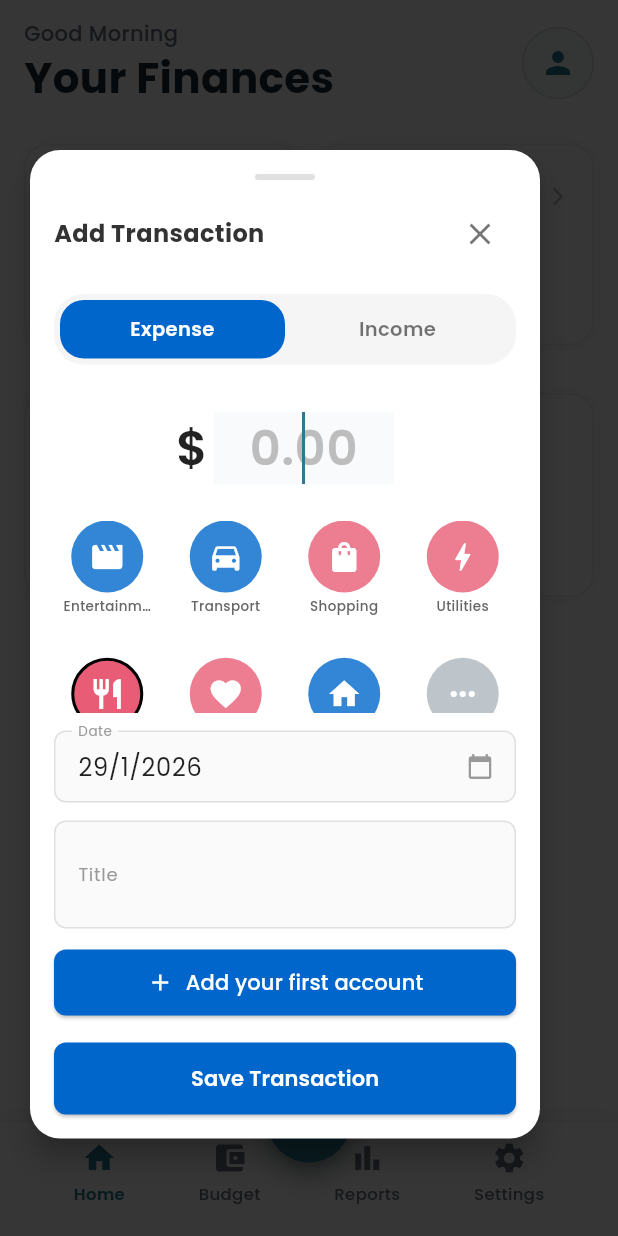
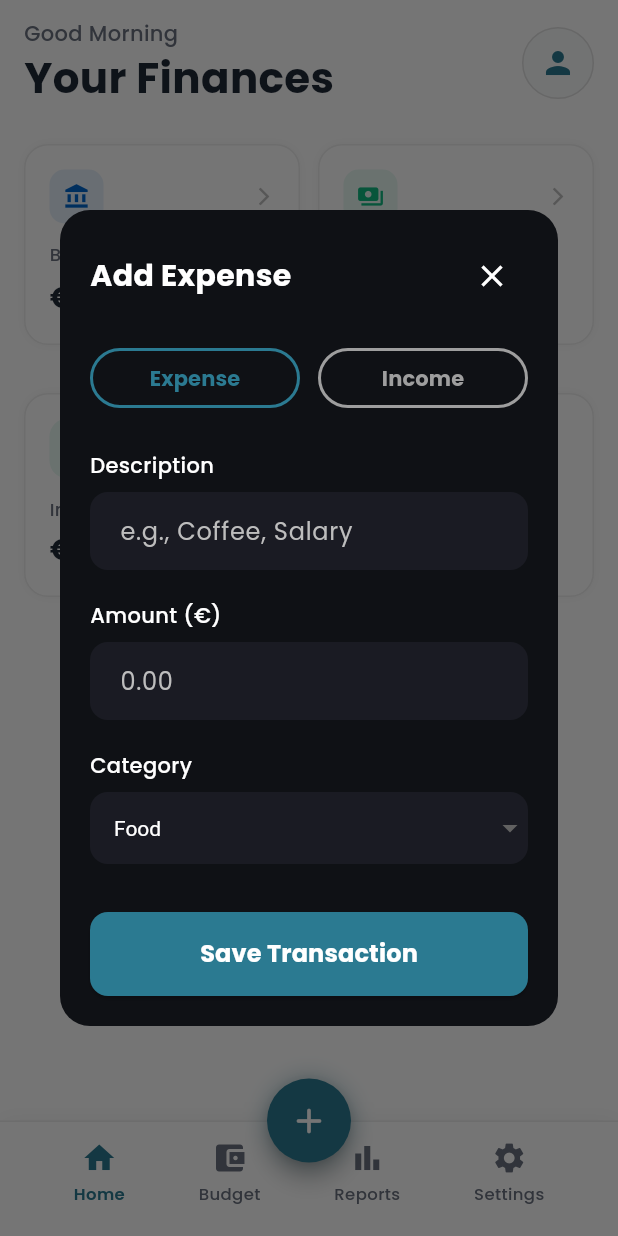
Before and after one commit to shakelz/daily_expense_tracker, a Flutter app: the screen it shows after launch, after a tap on the "add" icon, on a phone screen of 412 x 824 dp. Run offline on Flutter 3.47's test engine with Material 3 defaults, Android fonts, the phone set to English and light mode, and no system bars; our stand-ins replace csv, file_picker, fl_chart, flutter_local_notifications, google_fonts, local_auth and 3 more; missing offline and left inert: workmanager; accounts and stored records are empty.

Commit message:
Add floating transaction bubble overlay with automatic lifecycle management

```diff
--- /dev/null
+++ b/lib/bubble_overlay.dart
@@ -0,0 +1,328 @@
+import 'package:flutter/material.dart';
+import 'package:google_fonts/google_fonts.dart';
+
+import 'models/expense_entry.dart';
+import 'services/database_helper.dart';
+
+/// Transaction form that can appear as a popup or floating form
+class TransactionBubbleForm extends StatefulWidget {
+  final bool showAsSheet;
+
+  const TransactionBubbleForm({
+    super.key,
+    this.showAsSheet = false,
+  });
+
+  @override
+  State<TransactionBubbleForm> createState() => _TransactionBubbleFormState();
+}
+
+class _TransactionBubbleFormState extends State<TransactionBubbleForm> {
+  final _titleController = TextEditingController();
+  final _amountController = TextEditingController();
+  bool _isIncome = false;
+  String _selectedCategory = 'Food';
+
+  List<String> get _incomeCategories =>
+      ['Salary', 'Freelance', 'Investment', 'Gift', 'Other'];
+
+  List<String> get _expenseCategories =>
+      ['Food', 'Rent', 'Transport', 'Shopping', 'Utilities', 'Other'];
+
+  List<String> get _currentCategories =>
+      _isIncome ? _incomeCategories : _expenseCategories;
+
+  @override
+  void initState() {
+    super.initState();
+    _selectedCategory = _expenseCategories.first;
+  }
+
+  @override
+  void dispose() {
+    _titleController.dispose();
+    _amountController.dispose();
+    super.dispose();
+  }
+
+  void _toggleTransactionType() {
+    setState(() {
+      _isIncome = !_isIncome;
+      _selectedCategory = _currentCategories.first;
+    });
+  }
+
+  Future<void> _handleSave() async {
+    if (_titleController.text.isEmpty || _amountController.text.isEmpty) {
+      _showErrorSnackbar('Please fill in all fields');
+      return;
+    }
+
+    try {
+      final amount = double.parse(_amountController.text);
+      final transaction = ExpenseEntry(
+        id: null,
+        title: _titleController.text,
+        amount: amount,
+        category: _selectedCategory,
+        date: DateTime.now(),
+        isIncome: _isIncome,
+      );
+
+      await DatabaseHelper().insertTransaction(transaction);
+
+      debugPrint(
+        '=== TRANSACTION ADDED FROM BUBBLE ===\n'
+        'Title: ${transaction.title}\n'
+        'Amount: €${transaction.amount.toStringAsFixed(2)}\n'
+        'Category: ${transaction.category}\n'
+        'Type: ${_isIncome ? 'Income' : 'Expense'}\n'
+        '====================================\n',
+      );
+
+      _showSuccessSnackbar('Transaction added successfully!');
+      _clearForm();
+      Navigator.pop(context);
+    } catch (e) {
+      _showErrorSnackbar('Invalid amount. Please enter a valid number.');
+    }
+  }
+
+  void _clearForm() {
+    _titleController.clear();
+    _amountController.clear();
+    _isIncome = false;
+    _selectedCategory = _expenseCategories.first;
+  }
+
+  void _showErrorSnackbar(String message) {
+    ScaffoldMessenger.of(context).showSnackBar(
+      SnackBar(
+        content: Text(message),
+        backgroundColor: Colors.red.shade600,
+        duration: const Duration(seconds: 2),
+      ),
+    );
+  }
+
+  void _showSuccessSnackbar(String message) {
+    ScaffoldMessenger.of(context).showSnackBar(
+      SnackBar(
+        content: Text(message),
+        backgroundColor: Colors.green.shade600,
+        duration: const Duration(seconds: 2),
+      ),
+    );
+  }
+
+  @override
+  Widget build(BuildContext context) {
+    const Color primaryTeal = Color(0xFF2B7A91);
+    const Color darkBg = Color(0xFF0F1115);
+    const Color surfaceColor = Color(0xFF1A1B23);
+
+    return Dialog(
+      backgroundColor: darkBg,
+      shape: RoundedRectangleBorder(
+        borderRadius: BorderRadius.circular(20),
+      ),
+      child: SingleChildScrollView(
+        padding: const EdgeInsets.all(20),
+        child: Column(
+          mainAxisSize: MainAxisSize.min,
+          crossAxisAlignment: CrossAxisAlignment.start,
+          children: [
+            // Header
+            Row(
+              mainAxisAlignment: MainAxisAlignment.spaceBetween,
+              children: [
+                Text(
+                  _isIncome ? 'Add Income' : 'Add Expense',
+                  style: GoogleFonts.poppins(
+                    color: Colors.white,
+                    fontSize: 20,
+                    fontWeight: FontWeight.bold,
+                  ),
+                ),
+                IconButton(
+                  icon: const Icon(Icons.close, color: Colors.white),
+                  onPressed: () => Navigator.pop(context),
+                ),
+              ],
+            ),
+            const SizedBox(height: 20),
+
+            // Transaction Type Toggle
+            Row(
+              children: [
+                Expanded(
+                  child: OutlinedButton(
+                    onPressed: () {
+                      if (_isIncome) _toggleTransactionType();
+                    },
+                    style: OutlinedButton.styleFrom(
+                      side: BorderSide(
+                        color: !_isIncome ? primaryTeal : Colors.grey,
+                        width: 2,
+                      ),
+                    ),
+                    child: Text(
+                      'Expense',
+                      style: TextStyle(
+                        color: !_isIncome ? primaryTeal : Colors.grey,
+                        fontWeight: FontWeight.bold,
+                      ),
+                    ),
+                  ),
+                ),
+                const SizedBox(width: 12),
+                Expanded(
+                  child: OutlinedButton(
+                    onPressed: () {
+                      if (!_isIncome) _toggleTransactionType();
+                    },
+                    style: OutlinedButton.styleFrom(
+                      side: BorderSide(
+                        color: _isIncome ? primaryTeal : Colors.grey,
+                        width: 2,
+                      ),
+                    ),
+                    child: Text(
+                      'Income',
+                      style: TextStyle(
+                        color: _isIncome ? primaryTeal : Colors.grey,
+                        fontWeight: FontWeight.bold,
+                      ),
+                    ),
+                  ),
+                ),
+              ],
+            ),
+            const SizedBox(height: 24),
+
+            // Title Field
+            Text(
+              'Description',
+              style: GoogleFonts.poppins(
+                color: Colors.white,
+                fontSize: 14,
+                fontWeight: FontWeight.w500,
+              ),
+            ),
+            const SizedBox(height: 8),
+            TextField(
+              controller: _titleController,
+              style: const TextStyle(color: Colors.white),
+              decoration: InputDecoration(
+                hintText: 'e.g., Coffee, Salary',
+                hintStyle: TextStyle(color: Colors.grey.shade400),
+                filled: true,
+                fillColor: surfaceColor,
+                border: OutlineInputBorder(
+                  borderRadius: BorderRadius.circular(12),
+                  borderSide: BorderSide.none,
+                ),
+                contentPadding:
+                    const EdgeInsets.symmetric(horizontal: 16, vertical: 14),
+              ),
+            ),
+            const SizedBox(height: 20),
+
+            // Amount Field
+            Text(
+              'Amount (€)',
+              style: GoogleFonts.poppins(
+                color: Colors.white,
+                fontSize: 14,
+                fontWeight: FontWeight.w500,
+              ),
+            ),
+            const SizedBox(height: 8),
+            TextField(
+              controller: _amountController,
+              keyboardType:
+                  const TextInputType.numberWithOptions(decimal: true),
+              style: const TextStyle(color: Colors.white),
+              decoration: InputDecoration(
+                hintText: '0.00',
+                hintStyle: TextStyle(color: Colors.grey.shade400),
+                filled: true,
+                fillColor: surfaceColor,
+                border: OutlineInputBorder(
+                  borderRadius: BorderRadius.circular(12),
+                  borderSide: BorderSide.none,
+                ),
+                contentPadding:
+                    const EdgeInsets.symmetric(horizontal: 16, vertical: 14),
+              ),
+            ),
+            const SizedBox(height: 20),
+
+            // Category Field
+            Text(
+              'Category',
+              style: GoogleFonts.poppins(
+                color: Colors.white,
+                fontSize: 14,
+                fontWeight: FontWeight.w500,
+              ),
+            ),
+            const SizedBox(height: 8),
+            Container(
+              decoration: BoxDecoration(
+                color: surfaceColor,
+                borderRadius: BorderRadius.circular(12),
+              ),
+              child: DropdownButton<String>(
+                value: _selectedCategory,
+                isExpanded: true,
+                underline: const SizedBox(),
+                dropdownColor: surfaceColor,
+                style: const TextStyle(color: Colors.white),
+                items: _currentCategories
+                    .map((category) => DropdownMenuItem(
+                          value: category,
+                          child: Padding(
+                            padding: const EdgeInsets.symmetric(
+                                horizontal: 16, vertical: 12),
+                            child: Text(category),
+                          ),
+                        ))
+                    .toList(),
+                onChanged: (value) {
+                  setState(() {
+                    _selectedCategory = value ?? _currentCategories.first;
+                  });
+                },
+              ),
+            ),
+            const SizedBox(height: 32),
+
+            // Save Button
+            SizedBox(
+              width: double.infinity,
+              height: 56,
+              child: ElevatedButton(
+                onPressed: _handleSave,
+                style: ElevatedButton.styleFrom(
+                  backgroundColor: primaryTeal,
+                  shape: RoundedRectangleBorder(
+                    borderRadius: BorderRadius.circular(12),
+                  ),
+                ),
+                child: Text(
+                  'Save Transaction',
+                  style: GoogleFonts.poppins(
+                    fontSize: 16,
+                    fontWeight: FontWeight.bold,
+                    color: Colors.white,
+                  ),
+                ),
+              ),
+            ),
+          ],
+        ),
+      ),
+    );
+  }
+}
--- a/lib/main.dart
+++ b/lib/main.dart
@@ -2,6 +2,7 @@ import 'package:flutter/material.dart';
 import 'package:google_fonts/google_fonts.dart';
 
 import 'screens/home_page_redesign.dart';
+import 'services/bubble_manager.dart';
 import 'services/notification_helper.dart';
 import 'services/preferences_service.dart';
 import 'services/recurring_payment_service.dart';
--- a/lib/screens/home_page_redesign.dart
+++ b/lib/screens/home_page_redesign.dart
@@ -1,6 +1,8 @@
 import 'package:flutter/material.dart';
 import 'package:google_fonts/google_fonts.dart';
+import '../bubble_overlay.dart';
 import '../models/expense_entry.dart';
+import '../services/bubble_manager.dart';
 import '../services/database_helper.dart';
 import '../widgets/floating_transaction_form.dart';
 import 'account_management_screen.dart';
@@ -18,9 +20,10 @@ class HomePageRedesign extends StatefulWidget {
 }
 
 class _HomePageRedesignState extends State<HomePageRedesign>
-    with SingleTickerProviderStateMixin {
+    with SingleTickerProviderStateMixin, WidgetsBindingObserver {
   late TabController _tabController;
   int _selectedNavIndex = 0;
+  final BubbleManager _bubbleManager = BubbleManager();
 
   // Color constants
   static const Color primaryTeal = Color(0xFF2B7A91);
@@ -34,27 +37,47 @@ class _HomePageRedesignState extends State<HomePageRedesign>
   @override
   void initState() {
     super.initState();
+    WidgetsBinding.instance.addObserver(this);
     _tabController = TabController(length: 4, vsync: this);
   }
 
   @override
   void dispose() {
     _tabController.dispose();
+    WidgetsBinding.instance.removeObserver(this);
     super.dispose();
+  }
+
+  @override
+  void didChangeAppLifecycleState(AppLifecycleState state) {
+    super.didChangeAppLifecycleState(state);
+
+    switch (state) {
+      case AppLifecycleState.paused:
+        // App is backgrounded - show the bubble for quick access
+        _bubbleManager.showBubble();
+        debugPrint('=== APP PAUSED ===\nBubble shown on homescreen\n===============\n');
+      case AppLifecycleState.resumed:
+        // App is resumed - hide the bubble
+        _bubbleManager.hideBubble();
+        debugPrint('=== APP RESUMED ===\nBubble hidden\n================\n');
+      case AppLifecycleState.inactive:
+      case AppLifecycleState.detached:
+      case AppLifecycleState.hidden:
+        // Handle other states if needed
+        break;
+    }
   }
 
   void _openTransactionForm() {
     showDialog(
       context: context,
-      builder: (context) => FloatingTransactionForm(
-        autofocusAmount: true,
-        onSave: () {
-          if (mounted) {
-            setState(() {});
-          }
-        },
-      ),
-    );
+      builder: (context) => const TransactionBubbleForm(),
+    ).then((_) {
+      if (mounted) {
+        setState(() {});
+      }
+    });
   }
 
   @override
```
Also changed, not shown: lib/services/bubble_manager.dart (added, +41 -0 lines).
